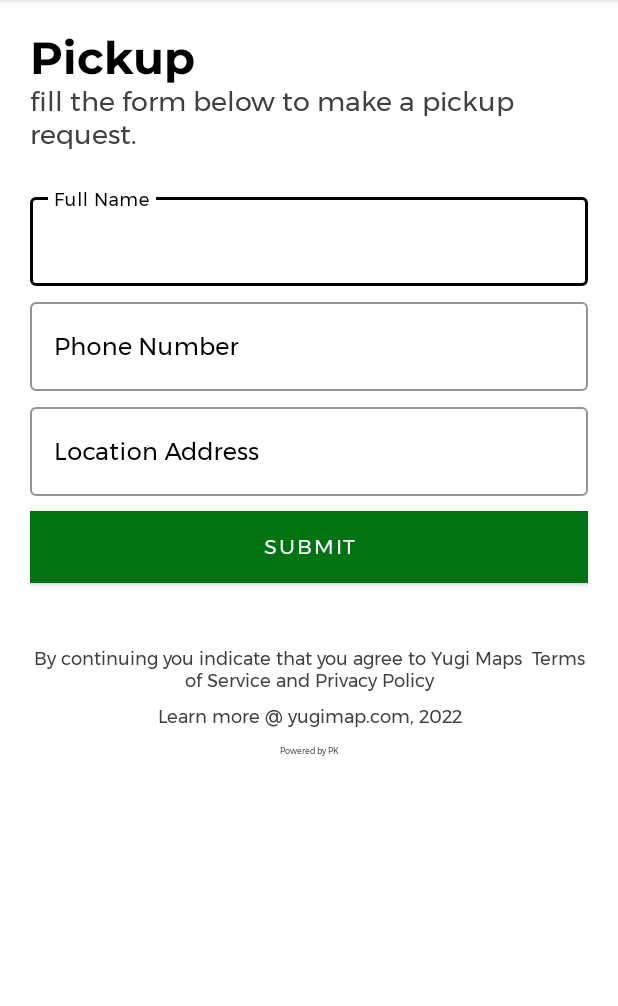
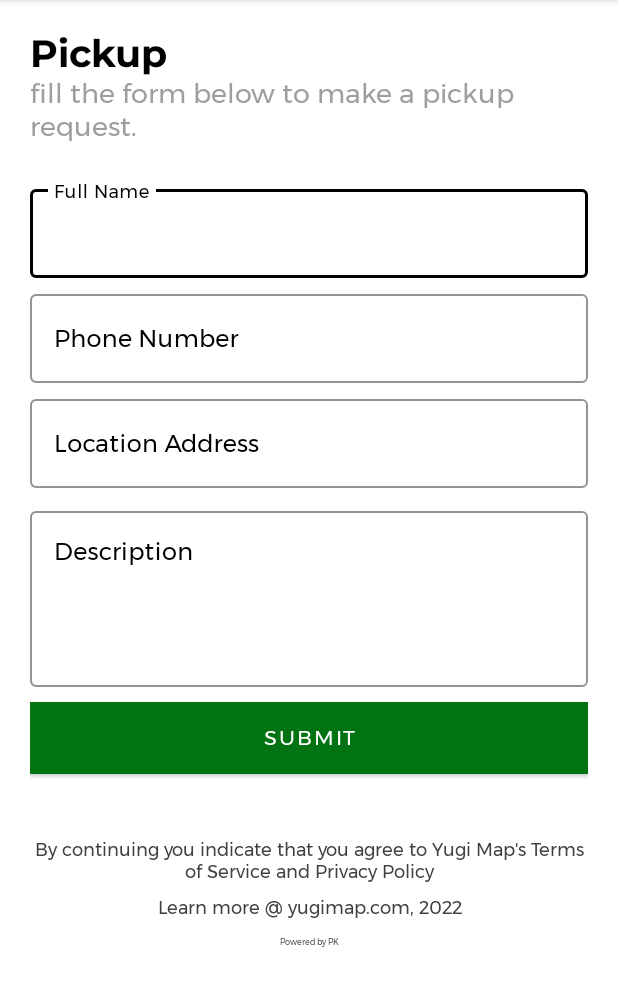
Before and after one commit to patrickhamzaokello/TakaMapNative, an Android app: the Pickup screen opened directly, with no data from a screen before it, on a phone screen of 412 x 824 dp, the part 84-1090 px from its top. Run offline under Robolectric (Android 15) with nearby library versions, the phone set to English and light mode, and no system bars.

Commit message:
demo version

```diff
--- a/app/src/main/res/layout/activity_login_material.xml
+++ b/app/src/main/res/layout/activity_login_material.xml
@@ -45,7 +45,7 @@
                 android:fontFamily="@font/montserrat"
                 android:layout_marginTop="5dp"
                 android:includeFontPadding="false"
-                android:text="Sign into your account to continue browsing zodongo foods"
+                android:text="Sign into your account to continue browsing Yugi Map"
                 android:textColor="@color/light_black"
                 android:textSize="18sp"
                 android:transitionName="logo_desc" />
@@ -153,7 +153,7 @@
                 android:layout_marginTop="15dp"
                 android:fontFamily="@font/montserrat"
                 android:gravity="center"
-                android:text="By continuing you indicate that you agree to Zodongo Food's  Terms of Service and Privacy Policy"
+                android:text="@string/continue_agree"
                 android:textColor="@color/light_black"
                 android:textSize="12dp" />
 
@@ -163,7 +163,7 @@
                 android:layout_marginTop="5dp"
                 android:fontFamily="@font/montserrat"
                 android:gravity="center"
-                android:text="Learn more @ zodongofoods.com, 2022"
+                android:text="@string/learnmore"
                 android:textColor="@color/light_black"
                 android:textSize="12dp" />
 
--- a/app/src/main/res/layout/activity_pickup.xml
+++ b/app/src/main/res/layout/activity_pickup.xml
@@ -27,7 +27,7 @@
                 android:fontFamily="@font/montserrat_bold"
                 android:text="Pickup"
                 android:textColor="#000"
-                android:textSize="30sp"
+                android:textSize="25sp"
                 android:includeFontPadding="false"
                 android:transitionName="logo_text"
 
@@ -39,7 +39,7 @@
                 android:layout_height="wrap_content"
                 android:fontFamily="@font/montserrat"
                 android:includeFontPadding="false"
-                android:textColor="@color/light_black"
+                android:textColor="#9E9E9E"
                 android:text="fill the form below to make a pickup request."
                 android:textSize="18sp"
                 android:transitionName="logo_desc" />
@@ -127,6 +127,34 @@
 
                 </com.google.android.material.textfield.TextInputLayout>
 
+                <com.google.android.material.textfield.TextInputLayout
+                    android:id="@+id/editTextDescription_layout"
+                    style="@style/Widget.MaterialComponents.TextInputLayout.OutlinedBox"
+                    android:layout_width="match_parent"
+                    android:layout_height="wrap_content"
+                    android:layout_marginTop="10dp"
+                    android:hint="Description"
+                    android:textColorHint="@color/black"
+                    android:transitionName="username_input"
+                    app:boxStrokeColor="@color/black"
+                    app:boxStrokeErrorColor="@color/black"
+                    app:hintTextColor="@color/black">
+
+                    <com.google.android.material.textfield.TextInputEditText
+                        android:id="@+id/editTextDescription"
+                        android:layout_width="match_parent"
+                        android:layout_height="wrap_content"
+                        android:gravity="top|left"
+                        android:inputType="textMultiLine"
+                        android:lines="8"
+                        android:maxLines="10"
+                        android:minLines="4"
+                        android:scrollbars="vertical"
+                        android:textColor="@color/black" />
+
+
+                </com.google.android.material.textfield.TextInputLayout>
+
 
                 <Button
                     android:id="@+id/register_btn"
@@ -150,7 +178,7 @@
                 android:textSize="12dp"
                 android:gravity="center"
                 android:fontFamily="@font/montserrat"
-                android:text="By continuing you indicate that you agree to Yugi Maps  Terms of Service and Privacy Policy"
+                android:text="@string/continue_agree"
                 />
             <TextView
                 android:layout_marginTop="5dp"
@@ -160,7 +188,7 @@
                 android:textSize="12dp"
                 android:gravity="center"
                 android:fontFamily="@font/montserrat"
-                android:text="Learn more @ yugimap.com, 2022"
+                android:text="@string/learnmore"
                 />
 
             <TextView
--- a/app/src/main/res/layout/activity_register_material.xml
+++ b/app/src/main/res/layout/activity_register_material.xml
@@ -269,7 +269,7 @@
                 android:textSize="12dp"
                 android:gravity="center"
                 android:fontFamily="@font/montserrat"
-                android:text="By continuing you indicate that you agree to Zodongo Food's  Terms of Service and Privacy Policy"
+                android:text="@string/continue_agree"
                 />
             <TextView
                 android:layout_marginTop="5dp"
@@ -279,7 +279,7 @@
                 android:textSize="12dp"
                 android:gravity="center"
                 android:fontFamily="@font/montserrat"
-                android:text="Learn more @ zodongofoods.com, 2022"
+                android:text="@string/learnmore"
                 />
 
             <TextView
--- a/app/src/main/res/values/strings.xml
+++ b/app/src/main/res/values/strings.xml
@@ -43,4 +43,6 @@
     <string name="google_maps_key">AIzaSyAM4ueq-xMmTbdx0YiUXQmga17FTN4an30</string>
     <string name="i_am_here">I am Here</string>
     <string name="provider_failed">Location turned off</string>
+    <string name="learnmore">Learn more @ yugimap.com, 2022</string>
+    <string name="continue_agree">By continuing you indicate that you agree to Yugi Map\'s Terms of Service and Privacy Policy</string>
 </resources>
```
Also changed, not shown: app/src/main/java/com/pkasemer/takamap/SplashActivity.java (+15 -15 lines), app/src/main/res/layout/activity_sign_up_options.xml (+4 -4 lines).
